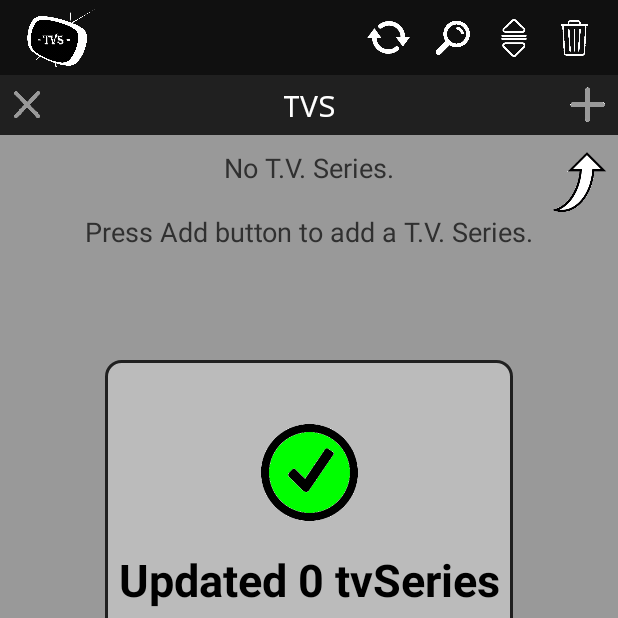
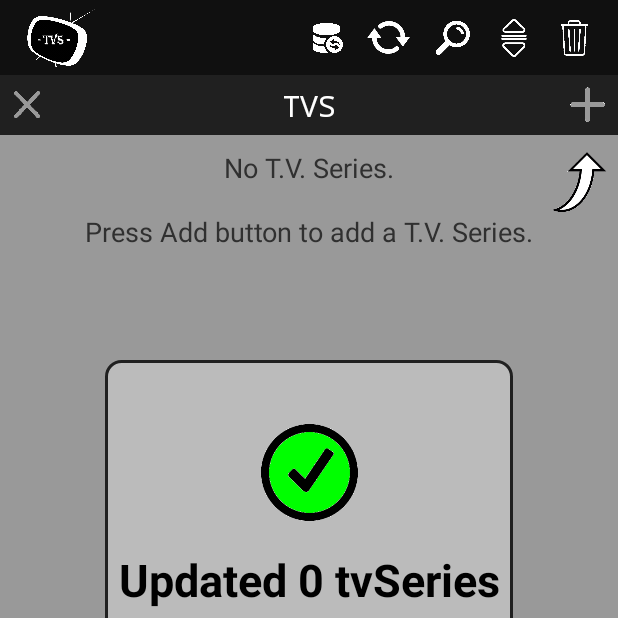
Before and after one commit to danipele/TVS, an Android app: the screen it shows after launch (TVSeriesActivity), after a tap on "update", on a phone screen of 412 x 824 dp, the top half of it. Run offline under Robolectric (Android 15) with nearby library versions, the light colour scheme and no system bars; our stand-ins replace Room's generated code; network calls fail.

Commit message:
- add new update db button and remove jobs

```diff
--- a/app/src/main/java/app/tvs/activities/StartActivity.java
+++ b/app/src/main/java/app/tvs/activities/StartActivity.java
@@ -13,7 +13,6 @@ import android.preference.PreferenceManager;
 
 import app.tvs.Global;
 import app.tvs.db.Database;
-import app.tvs.jobs.UpdateTVSeriesShortJobService;
 import app.tvseries.R;
 
 public class StartActivity extends Activity {
@@ -24,8 +23,6 @@ public class StartActivity extends Activity {
         setContentView(R.layout.activity_start);
 
         Global.database = Room.databaseBuilder(this, Database.class, getString(R.string.DbName)).allowMainThreadQueries().fallbackToDestructiveMigration().build();
-
-        scheduleJob(UpdateTVSeriesShortJobService.class, 1000 * 60 * 60 * 24 * 3, getString(R.string.updateTVSeriesShortJobName), 6253);
 
         new Handler().postDelayed(this::startApp,700);
 
--- a/app/src/main/java/app/tvs/activities/TVSeriesActivity.java
+++ b/app/src/main/java/app/tvs/activities/TVSeriesActivity.java
@@ -26,6 +26,7 @@ import app.tvs.adapters.SearchAdapter;
 import app.tvs.entities.TVSeries;
 import app.tvs.entities.TVSeriesShort;
 import app.tvs.htmlReaderTasks.UpdateIMDBRatingHTMLReaderTask;
+import app.tvs.htmlReaderTasks.UpdateTVSeriesShortReader;
 import app.tvs.sorts.LastTimeEpisodeSeenSort;
 import app.tvs.sorts.Sorts;
 import app.tvseries.R;
@@ -45,6 +46,7 @@ public class TVSeriesActivity extends MainActivity {
     protected ImageView sortButton;
     protected ImageView searchButton;
     protected ImageView updateButton;
+    protected ImageView updateDBButton;
 
     @Override
     protected void onCreate(Bundle savedInstanceState) {
@@ -69,6 +71,7 @@ public class TVSeriesActivity extends MainActivity {
             searchedTVSeries = Global.database.dao().getTVSeries();
         });
         updateButton.setOnClickListener(v -> new UpdateIMDBRatingHTMLReaderTask(this).execute());
+        updateDBButton.setOnClickListener(v -> new UpdateTVSeriesShortReader(this).execute());
 
         TVSeriesSearchEditText.addTextChangedListener(new TextWatcher() {
             @Override
@@ -134,6 +137,7 @@ public class TVSeriesActivity extends MainActivity {
         sortButton.setVisibility(View.VISIBLE);
         searchButton.setVisibility(View.VISIBLE);
         updateButton.setVisibility(View.VISIBLE);
+        updateDBButton.setVisibility(View.VISIBLE);
         if (searchMode) {
             closeSearchView();
             searchMode = false;
@@ -178,6 +182,7 @@ public class TVSeriesActivity extends MainActivity {
         sortButton = findViewById(R.id.sortButton);
         searchButton = findViewById(R.id.searchButton);
         updateButton = findViewById(R.id.updateButton);
+        updateDBButton = findViewById(R.id.updateDBButton);
         sortRecycleView = findViewById(R.id.sortRecycleView);
         TVSeriesSearchEditText = TVSeriesSearchView.findViewById(R.id.search_src_text);
         TVSeriesSearchEditText.setTextColor(getColor(R.color.background));
@@ -221,6 +226,7 @@ public class TVSeriesActivity extends MainActivity {
         sortButton.setVisibility(View.INVISIBLE);
         searchButton.setVisibility(View.INVISIBLE);
         updateButton.setVisibility(View.INVISIBLE);
+        updateDBButton.setVisibility(View.INVISIBLE);
         super.startDeleteButtonAction();
     }
 
@@ -229,6 +235,7 @@ public class TVSeriesActivity extends MainActivity {
         sortButton.setVisibility(View.VISIBLE);
         searchButton.setVisibility(View.VISIBLE);
         updateButton.setVisibility(View.VISIBLE);
+        updateDBButton.setVisibility(View.VISIBLE);
         super.setButtonsClickable(true);
         super.endDeleteButtonAction();
         updateTotals();
@@ -245,6 +252,7 @@ public class TVSeriesActivity extends MainActivity {
         sortButton.setClickable(bool);
         searchButton.setClickable(bool);
         updateButton.setClickable(bool);
+        updateDBButton.setClickable(bool);
     }
 
     private void updateTotals() {
--- a/app/src/main/java/app/tvs/htmlReaderTasks/UpdateIMDBRatingHTMLReaderTask.java
+++ b/app/src/main/java/app/tvs/htmlReaderTasks/UpdateIMDBRatingHTMLReaderTask.java
@@ -12,7 +12,7 @@ import app.tvseries.R;
 
 public class UpdateIMDBRatingHTMLReaderTask extends HTMLReaderTask {
 
-    private int updated;
+    protected int updated;
 
     public UpdateIMDBRatingHTMLReaderTask(MainActivity activity) {
         super(activity);
--- /dev/null
+++ b/app/src/main/java/app/tvs/htmlReaderTasks/UpdateTVSeriesShortReader.java
@@ -0,0 +1,40 @@
+package app.tvs.htmlReaderTasks;
+
+import org.apache.commons.lang3.StringUtils;
+
+import app.tvs.activities.MainActivity;
+import app.tvs.services.UpdateTVSeriesShortService;
+import app.tvseries.R;
+
+public class UpdateTVSeriesShortReader extends UpdateIMDBRatingHTMLReaderTask{
+
+    public UpdateTVSeriesShortReader(MainActivity activity) {
+        super(activity);
+    }
+
+    @Override
+    protected String getToastMessage() {
+        return activity.getString(R.string.updateTVSeriesShortError);
+    }
+
+    @Override
+    protected String doInBackground(Void... voids) {
+        try {
+            updated = UpdateTVSeriesShortService.update(activity);
+            return StringUtils.EMPTY;
+        } catch (Exception e) {
+            return getToastMessage();
+        }
+    }
+
+    @Override
+    protected String setStartMessage() {
+        return activity.getString(R.string.adding);
+    }
+
+    @Override
+    protected String setFinalMessage() {
+        return activity.getString(R.string.added) + " " + updated + " " + activity.getString(R.string.tvSeries);
+    }
+
+}
--- a/app/src/main/res/layout/action_bar_tvseries.xml
+++ b/app/src/main/res/layout/action_bar_tvseries.xml
@@ -13,6 +13,21 @@
         app:layout_constraintStart_toStartOf="parent"
         app:layout_constraintTop_toTopOf="parent"
         app:srcCompat="@drawable/tvs_icon" />
+
+    <ImageView
+        android:id="@+id/updateDBButton"
+        android:layout_width="20dp"
+        android:layout_height="20dp"
+        android:layout_marginBottom="8dp"
+        android:layout_marginTop="8dp"
+        android:layout_marginEnd="15dp"
+        android:visibility="invisible"
+        android:contentDescription="@string/updateDB"
+        android:background="@drawable/ripple_style"
+        android:src="@drawable/update_short"
+        app:layout_constraintBottom_toBottomOf="parent"
+        app:layout_constraintEnd_toStartOf="@+id/updateButton"
+        app:layout_constraintTop_toTopOf="parent"/>
 
     <ImageView
         android:id="@+id/updateButton"
--- a/app/src/main/res/values/strings.xml
+++ b/app/src/main/res/values/strings.xml
@@ -41,6 +41,7 @@
     <string name="episodeItemAirdatePattern">(\\d{4})</string>
     <string name="addingSeasonError">Unable to add season. Check the network connection and try again.</string>
     <string name="updateTVSeriesError">Unable to update TVSeries. Check the network connection and try again.</string>
+    <string name="updateTVSeriesShortError">Unable to update TVSeriesShort. Check the network connection and try again.</string>
     <string name="sharingTVSeriesId">TVSERIES_ID</string>
     <string name="sharingSeasonId">SEASON_ID</string>
     <string name="DbName">TVSeriesDB</string>
@@ -147,4 +148,5 @@
     <string name="updated">Updated</string>
     <string name="nothingToUpdate">Nothing to update</string>
     <string name="clickToUpdate">Click on the state below to update</string>
+    <string name="updateDB">update db</string>
 </resources>
```
Also changed, not shown: app/src/main/java/app/tvs/jobs/UpdateTVSeriesShortJobService.java (deleted, +0 -32 lines), app/src/main/java/app/tvs/services/UpdateTVSeriesShortService.java (+2 -17 lines), app/src/main/res/drawable/update_short.png (added).
